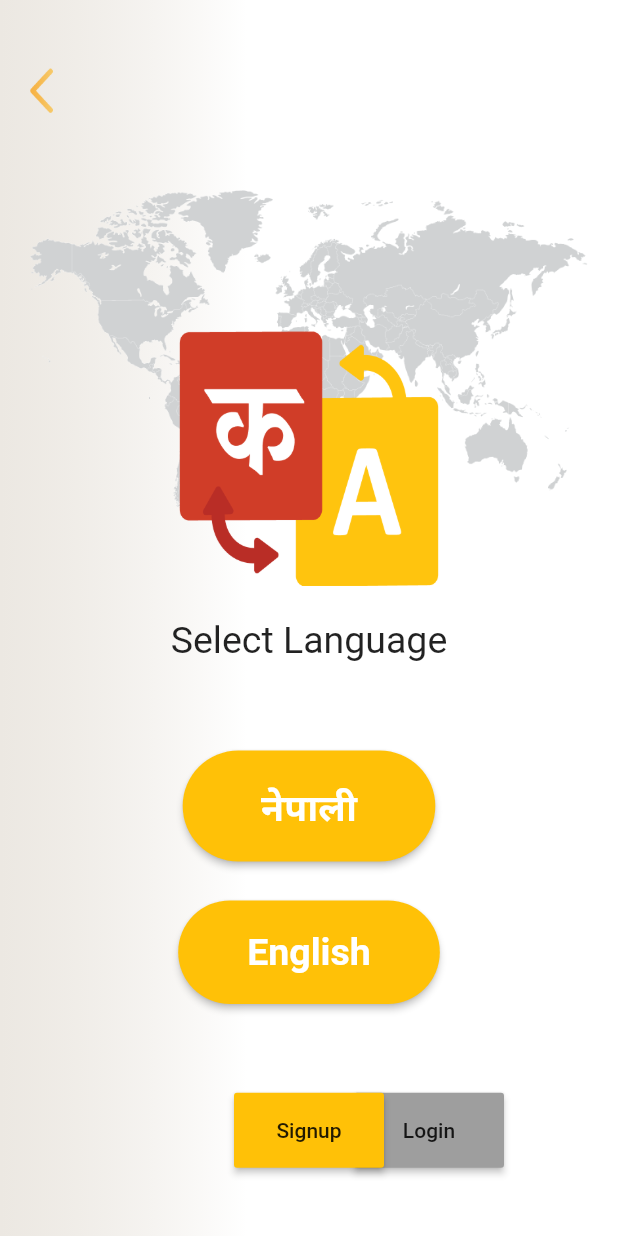
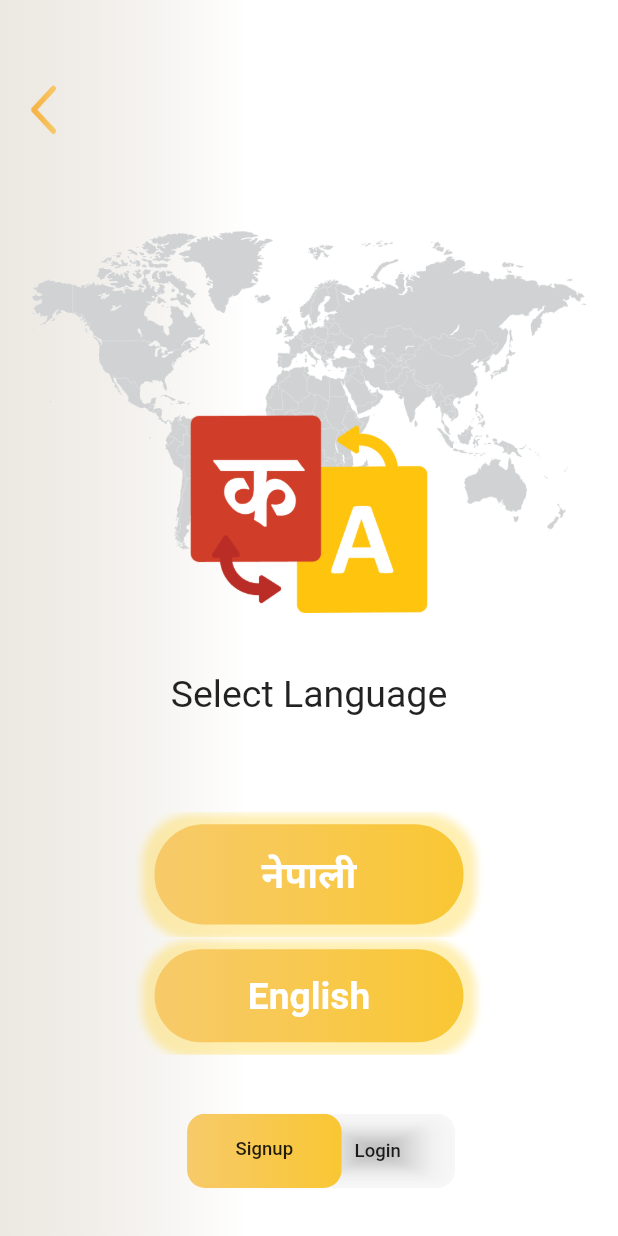
Before and after one commit to diksha/grihni, a Flutter app: the LanguageSelectScreen screen opened by its route, on a phone screen of 412 x 824 dp. Run offline on Flutter 3.47's test engine with Material 2 defaults, Android fonts, the light colour scheme and no system bars; our stand-ins replace cloud_firestore, device_preview, firebase_auth, firebase_core, flutter_riverpod and 1 more; missing offline and left inert: dart:ffi; accounts and stored records are empty.

Commit message:
Fix the responsive errors

```diff
--- a/lib/constants/router_names.dart
+++ b/lib/constants/router_names.dart
@@ -5,3 +5,4 @@ const String loginScreenRoute = 'login';
 const String trainingScreenRoute = 'training';
 const String startTaskScreenRoute = 'startTask';
 const String signupDemoScreenRoute = 'signupDemo';
+const String homeScreenRoute = 'home';
--- a/lib/models/grihini.dart
+++ b/lib/models/grihini.dart
@@ -10,8 +10,8 @@ class Grihini{
   Grihini.fromMap(Map<String, dynamic> data)
       : name = data['name'],
         phoneNumber = data['phoneNumber'],
-        status = data['status'],
-        address = data['address'];
+        address = data['address'],
+        status = data['status'];
 
   Map<String,dynamic> toMap(){
     return {
--- a/lib/services/firestore_service.dart
+++ b/lib/services/firestore_service.dart
@@ -8,7 +8,7 @@ class FirestoreService {
     toFirestore: (grihini, _) => grihini.toMap(),
   );
 
-  Future<void> addGrihini(address,phoneNumber,name,status,uid) async {
+  Future<void> addGrihini(name,phoneNumber,address,status,uid) async {
     await grihiniRef.doc(uid).set(
       Grihini(address: address, phoneNumber: phoneNumber, name: name, status:status,),
     );
--- a/lib/ui/router.dart
+++ b/lib/ui/router.dart
@@ -1,5 +1,7 @@
 import 'package:flutter/material.dart';
 import 'package:junkiri/constants/router_names.dart';
+import 'package:junkiri/models/grihini.dart';
+import 'package:junkiri/ui/screens/profile/home_screen.dart';
 import 'package:junkiri/ui/screens/startup/language_select_screen.dart';
 import 'package:junkiri/ui/screens/auth/login_screen.dart';
 import 'package:junkiri/ui/screens/signup_demo.dart';
@@ -17,14 +19,13 @@ Route<dynamic> generateRoute(RouteSettings settings) {
           builder: (context) => const LanguageSelectScreen());
     case signupScreenRoute:
       return MaterialPageRoute(builder: (context) => const SignupScreen());
-
     case loginScreenRoute:
       return MaterialPageRoute(builder: (context) => const LoginScreen());
     case startTaskScreenRoute:
       return MaterialPageRoute(builder: (context) => const StartTaskScreen());
-    case signupDemoScreenRoute:
-      return MaterialPageRoute(builder: (context) => const SignupDemo());
-
+    case homeScreenRoute:
+      Grihini grihini = settings.arguments as Grihini;
+      return MaterialPageRoute(builder: (context) => HomeScreen(grihini: grihini));
     default:
       return MaterialPageRoute(builder: (context) => const StartupScreen());
   }
--- a/lib/ui/screens/startup/language_select_screen.dart
+++ b/lib/ui/screens/startup/language_select_screen.dart
@@ -1,21 +1,22 @@
 import 'package:flutter/material.dart';
 import 'package:junkiri/constants/router_names.dart';
 import 'package:junkiri/ui/shares/app_colors.dart';
+import 'package:junkiri/ui/shares/app_constants.dart';
+import 'package:shared_preferences/shared_preferences.dart';
 
 class LanguageSelectScreen extends StatelessWidget {
   const LanguageSelectScreen({Key? key}) : super(key: key);
 
   @override
   Widget build(BuildContext context) {
-    double width = MediaQuery.of(context).size.width;
-    double height = MediaQuery.of(context).size.height;
+    w = MediaQuery.of(context).size.width;
+    h = MediaQuery.of(context).size.height;
     return Scaffold(
-      body: SafeArea(
-        child: Stack(
+      body: Stack(
         children: [
           Container(
-              height: height,
-              width: width,
+            height: h,
+            width: w,
             decoration: BoxDecoration(
               gradient: LinearGradient(colors: [
                 AppColors.btnLightYellow,
@@ -27,22 +28,27 @@ class LanguageSelectScreen extends StatelessWidget {
             ),
           ),
           Padding(
-              padding: const EdgeInsets.all(20.0),
+            padding: EdgeInsets.fromLTRB(w*0.05, h*0.03, w*0.05, h*0.03),
             child: Column(
               mainAxisAlignment: MainAxisAlignment.spaceAround,
               children: [
                 Row(
                   children: [
-                      SizedBox(
-                        height: 30,
+                    GestureDetector(
+                      child: SizedBox(
+                        height: w*0.08,
                         child:
                             Image.asset('assets/images/icons/back_yellow.png'),
                       ),
+                      onTap: (){
+                        Navigator.pop(context);
+                      },
+                    ),
                   ],
                 ),
-                  _header(height, width),
-                  const Padding(
-                    padding: EdgeInsets.fromLTRB(0, 20, 0, 0),
+                _header(),
+                Padding(
+                  padding: EdgeInsets.fromLTRB(0, h*0.02, 0, 0),
                   child: Center(
                       child: Text(
                     "Select Language",
@@ -53,26 +59,21 @@ class LanguageSelectScreen extends StatelessWidget {
                 ),
                 Column(
                   children: [
-                      _button(" नेपाली "),
-                      SizedBox(
-                        height: 10,
-                      ),
+                    _button("नेपाली"),
                     _button("English"),
                   ],
                 ),
-
                 _buttonBar(context)
               ],
             ),
           ),
         ],
       ),
-      ),
     );
   }
 }
 
-Widget _header(height, width) {
+Widget _header() {
   return Stack(
     alignment: Alignment.center,
     children: [
@@ -80,9 +81,9 @@ Widget _header(height, width) {
         child: Image.asset('assets/images/world.png'),
       ),
       Positioned(
-        bottom: -50,
+        bottom: -h*0.05,
         child: Container(
-          height: 170,
+          height: h*0.16,
           child: Image.asset('assets/images/lang.png'),
         ),
       )
@@ -91,20 +92,39 @@ Widget _header(height, width) {
   );
 }
 
-Widget _button(String str) {
-  return Padding(
-    padding: const EdgeInsets.all(8.0),
-    child: MaterialButton(
-
-      color: Colors.amber,
+Widget _button(String language) {
+  return MaterialButton(
     shape: const StadiumBorder(),
-      onPressed: () {},
+    onPressed: () {
+      SharedPreferences.getInstance().then((value) {
+        value.setString('savedLocale', language);
+        print(language);
+      });
+    },
     child: Padding(
-        padding: EdgeInsets.fromLTRB(30, 20, 30, 20),
+      padding: EdgeInsets.all(w*0.02),
+      child: Ink(
+        decoration: BoxDecoration(
+            boxShadow: <BoxShadow>[
+              BoxShadow(
+                blurRadius: w*0.01,
+                color: Colors.amberAccent.withOpacity(0.4),
+                offset: Offset(0, 2),
+                spreadRadius: w*0.02,
+              ),
+            ],
+            borderRadius: BorderRadius.all(Radius.circular(w*0.08)),
+            gradient: LinearGradient(
+                colors: [AppColors.lightYellow, AppColors.darkYellow])),
+        width: w / 2,
+        child: Padding(
+          padding: EdgeInsets.fromLTRB(0,h*0.02, 0, h*0.02),
           child: Text(
-          "$str",
+            language,
+            textAlign: TextAlign.center,
             style: TextStyle(
-              color: Colors.white, fontSize: 25, fontWeight: FontWeight.bold),
+                color: Colors.white, fontSize: w*0.06, fontWeight: FontWeight.bold),
+          ),
         ),
       ),
     ),
@@ -115,28 +135,48 @@ Widget _buttonBar(context) {
   return Stack(
     alignment: Alignment.center,
     children: [
+      Container(
+        width: w / 4,
+      ),
       Positioned(
-        right: -80,
+        right: -w / 9,
         child: MaterialButton(
-          height: 50,
-          minWidth: 100,
-          color: Colors.grey,
+          shape: RoundedRectangleBorder(
+              borderRadius: BorderRadius.all(Radius.circular(12))),
+          elevation: 0.001,
+          height: h*0.06,
+          minWidth: w / 4,
+          color: Colors.white10,
           onPressed: () {
             Navigator.pushNamed(context, loginScreenRoute);
           },
-          child: const Text("Login"),
+          child: Text("Login",style: TextStyle(fontSize: w*0.03),),
         ),
       ),
-      MaterialButton(
-        height: 50,
-        minWidth: 100,
-        color: Colors.amber,
+      Positioned(
+        left: -w / 9,
+        child: MaterialButton(
           onPressed: () {
             Navigator.pushNamed(context, signupScreenRoute);
           },
-        child: const Text("Signup"),
+
+          child: Ink(
+            decoration: BoxDecoration(
+                borderRadius: const BorderRadius.all(Radius.circular(12)),
+                gradient: LinearGradient(
+                    colors: [AppColors.lightYellow, AppColors.darkYellow])),
+            width: w / 4,
+            height: h*0.06,
+            child: Padding(
+              padding: EdgeInsets.fromLTRB(0, h*0.02, 0, h*0.01),
+              child: Text(
+                "Signup",
+                textAlign: TextAlign.center,style: TextStyle(fontSize: w*0.03),
               ),
-
+            ),
+          ),
+        ),
+      ),
     ],
     overflow: Overflow.visible,
   );
--- a/lib/ui/shares/app_constants.dart
+++ b/lib/ui/shares/app_constants.dart
@@ -0,0 +1,5 @@
+bool isFirstTime = true;
+String savedLocale = 'en';
+String currentUser = '';
+double w = 0;
+double h = 0;
--- a/lib/ui/widgets/app_bar_yellow.dart
+++ b/lib/ui/widgets/app_bar_yellow.dart
@@ -4,10 +4,11 @@ import 'package:flutter/cupertino.dart';
 import 'package:flutter/material.dart';
 import 'package:junkiri/constants/router_names.dart';
 import 'package:junkiri/ui/shares/app_colors.dart';
+import 'package:junkiri/ui/shares/app_constants.dart';
 
 Widget appBarYellow(context) {
   return Padding(
-    padding: const EdgeInsets.fromLTRB(20, 0, 20, 0),
+    padding: EdgeInsets.fromLTRB(w*0.01, 0, w*0.01, 0),
     child: Row(
       mainAxisAlignment: MainAxisAlignment.spaceBetween,
       children: [
@@ -16,7 +17,7 @@ Widget appBarYellow(context) {
             Navigator.pushNamed(context, languageSelectScreenRoute);
           },
           child: SizedBox(
-            height: 30,
+            height: w*0.01,
             child: Image.asset('assets/images/icons/back_yellow.png'),
           ),
         ),
--- a/pubspec.yaml
+++ b/pubspec.yaml
@@ -51,6 +51,7 @@ dev_dependencies:
   # package. See that file for information about deactivating specific lint
   # rules and activating additional ones.
   flutter_lints: ^1.0.0
+  device_preview: ^0.7.4
 
 # For information on the generic Dart part of this file, see the
 # following page: https://dart.dev/tools/pub/pubspec
```
Also changed, not shown: lib/main.dart (+17 -3 lines), lib/services/auth_service.dart (+6 -3 lines), lib/ui/screens/auth/login_screen.dart (+97 -96 lines), lib/ui/screens/auth/signup_screen.dart (+116 -95 lines), lib/ui/screens/startup/startup_screen.dart (+42 -39 lines), lib/ui/widgets/app_bar.dart (+7 -6 lines), assets/images/background003.png (added), assets/images/lang.png, pubspec.lock. Lines whose indentation alone changed are shown as unchanged.
